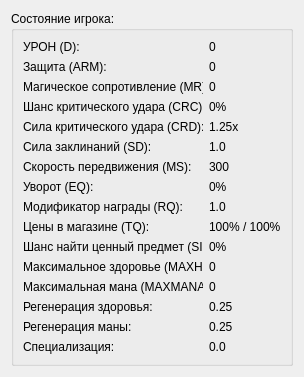
First picture: the form in playerstats.ui, repository SpaceWind/notherQuest, before the edit.
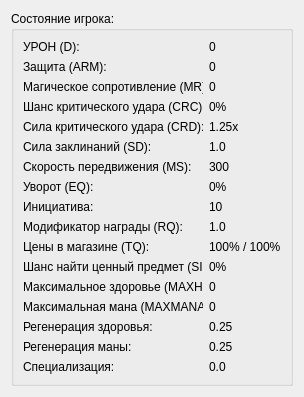
Second picture: the form after the edit.

```diff
--- a/playerstats.ui
+++ b/playerstats.ui
@@ -7,7 +7,7 @@
     <x>0</x>
     <y>0</y>
     <width>292</width>
-    <height>330</height>
+    <height>349</height>
    </rect>
   </property>
   <property name="windowTitle">
@@ -26,16 +26,164 @@
       <string>Состояние игрока: </string>
      </property>
      <layout class="QGridLayout" name="gridLayout_4">
-      <item row="10" column="0">
-       <widget class="QLabel" name="label_47">
+      <item row="3" column="1">
+       <widget class="QLabel" name="crc">
+        <property name="sizePolicy">
+         <sizepolicy hsizetype="Minimum" vsizetype="Preferred">
+          <horstretch>0</horstretch>
+          <verstretch>0</verstretch>
+         </sizepolicy>
+        </property>
         <property name="maximumSize">
          <size>
+          <width>100</width>
+          <height>16777215</height>
+         </size>
+        </property>
+        <property name="text">
+         <string>0%</string>
+        </property>
+       </widget>
+      </item>
+      <item row="0" column="1">
+       <widget class="QLabel" name="dmg">
+        <property name="sizePolicy">
+         <sizepolicy hsizetype="Minimum" vsizetype="Preferred">
+          <horstretch>0</horstretch>
+          <verstretch>0</verstretch>
+         </sizepolicy>
+        </property>
+        <property name="maximumSize">
+         <size>
+          <width>100</width>
+          <height>16777215</height>
+         </size>
+        </property>
+        <property name="text">
+         <string>0</string>
+        </property>
+       </widget>
+      </item>
+      <item row="10" column="1">
+       <widget class="QLabel" name="tq">
+        <property name="sizePolicy">
+         <sizepolicy hsizetype="Minimum" vsizetype="Preferred">
+          <horstretch>0</horstretch>
+          <verstretch>0</verstretch>
+         </sizepolicy>
+        </property>
+        <property name="maximumSize">
+         <size>
+          <width>100</width>
+          <height>16777215</height>
+         </size>
+        </property>
+        <property name="text">
+         <string>100% / 100%</string>
+        </property>
+       </widget>
+      </item>
+      <item row="13" column="0">
+       <widget class="QLabel" name="label_57">
+        <property name="maximumSize">
+         <size>
           <width>180</width>
           <height>16777215</height>
          </size>
         </property>
         <property name="text">
-         <string>Шанс найти ценный предмет (SIQ):</string>
+         <string>Максимальная мана (MAXMANA):</string>
+        </property>
+       </widget>
+      </item>
+      <item row="0" column="0">
+       <widget class="QLabel" name="label_31">
+        <property name="maximumSize">
+         <size>
+          <width>180</width>
+          <height>16777215</height>
+         </size>
+        </property>
+        <property name="text">
+         <string>УРОН (D): </string>
+        </property>
+       </widget>
+      </item>
+      <item row="13" column="1">
+       <widget class="QLabel" name="maxmana">
+        <property name="sizePolicy">
+         <sizepolicy hsizetype="Minimum" vsizetype="Preferred">
+          <horstretch>0</horstretch>
+          <verstretch>0</verstretch>
+         </sizepolicy>
+        </property>
+        <property name="maximumSize">
+         <size>
+          <width>100</width>
+          <height>16777215</height>
+         </size>
+        </property>
+        <property name="text">
+         <string>0</string>
+        </property>
+       </widget>
+      </item>
+      <item row="4" column="0">
+       <widget class="QLabel" name="label_35">
+        <property name="maximumSize">
+         <size>
+          <width>180</width>
+          <height>16777215</height>
+         </size>
+        </property>
+        <property name="text">
+         <string>Сила критического удара (CRD):</string>
+        </property>
+       </widget>
+      </item>
+      <item row="11" column="1">
+       <widget class="QLabel" name="siq">
+        <property name="sizePolicy">
+         <sizepolicy hsizetype="Minimum" vsizetype="Preferred">
+          <horstretch>0</horstretch>
+          <verstretch>0</verstretch>
+         </sizepolicy>
+        </property>
+        <property name="maximumSize">
+         <size>
+          <width>100</width>
+          <height>16777215</height>
+         </size>
+        </property>
+        <property name="text">
+         <string>0%</string>
+        </property>
+       </widget>
+      </item>
+      <item row="16" column="0">
+       <widget class="QLabel" name="label">
+        <property name="text">
+         <string>Специализация: </string>
+        </property>
+       </widget>
+      </item>
+      <item row="7" column="0">
+       <widget class="QLabel" name="label_41">
+        <property name="maximumSize">
+         <size>
+          <width>180</width>
+          <height>16777215</height>
+         </size>
+        </property>
+        <property name="text">
+         <string>Уворот (EQ):</string>
+        </property>
+       </widget>
+      </item>
+      <item row="16" column="1">
+       <widget class="QLabel" name="spec">
+        <property name="text">
+         <string>0.0</string>
         </property>
        </widget>
       </item>
@@ -90,22 +238,23 @@
         </property>
        </widget>
       </item>
-      <item row="6" column="1">
-       <widget class="QLabel" name="ms">
-        <property name="sizePolicy">
-         <sizepolicy hsizetype="Minimum" vsizetype="Preferred">
-          <horstretch>0</horstretch>
-          <verstretch>0</verstretch>
-         </sizepolicy>
-        </property>
+      <item row="11" column="0">
+       <widget class="QLabel" name="label_47">
         <property name="maximumSize">
          <size>
-          <width>100</width>
+          <width>180</width>
           <height>16777215</height>
          </size>
         </property>
         <property name="text">
-         <string>300</string>
+         <string>Шанс найти ценный предмет (SIQ):</string>
+        </property>
+       </widget>
+      </item>
+      <item row="15" column="0">
+       <widget class="QLabel" name="label_74">
+        <property name="text">
+         <string>Регенерация маны:</string>
         </property>
        </widget>
       </item>
@@ -135,30 +284,29 @@
         </property>
        </widget>
       </item>
-      <item row="14" column="1">
+      <item row="15" column="1">
        <widget class="QLabel" name="mpr">
         <property name="text">
          <string>0.25</string>
         </property>
        </widget>
       </item>
-      <item row="14" column="0">
-       <widget class="QLabel" name="label_74">
-        <property name="text">
-         <string>Регенерация маны:</string>
+      <item row="6" column="1">
+       <widget class="QLabel" name="ms">
+        <property name="sizePolicy">
+         <sizepolicy hsizetype="Minimum" vsizetype="Preferred">
+          <horstretch>0</horstretch>
+          <verstretch>0</verstretch>
+         </sizepolicy>
         </property>
-       </widget>
-      </item>
-      <item row="3" column="0">
-       <widget class="QLabel" name="label_33">
         <property name="maximumSize">
          <size>
-          <width>180</width>
+          <width>100</width>
           <height>16777215</height>
          </size>
         </property>
         <property name="text">
-         <string>Шанс критического удара (CRC):</string>
+         <string>300</string>
         </property>
        </widget>
       </item>
@@ -181,7 +329,7 @@
         </property>
        </widget>
       </item>
-      <item row="8" column="0">
+      <item row="9" column="0">
        <widget class="QLabel" name="label_43">
         <property name="maximumSize">
          <size>
@@ -194,6 +342,19 @@
         </property>
        </widget>
       </item>
+      <item row="3" column="0">
+       <widget class="QLabel" name="label_33">
+        <property name="maximumSize">
+         <size>
+          <width>180</width>
+          <height>16777215</height>
+         </size>
+        </property>
+        <property name="text">
+         <string>Шанс критического удара (CRC):</string>
+        </property>
+       </widget>
+      </item>
       <item row="7" column="1">
        <widget class="QLabel" name="eq">
         <property name="sizePolicy">
@@ -213,19 +374,6 @@
         </property>
        </widget>
       </item>
-      <item row="9" column="0">
-       <widget class="QLabel" name="label_45">
-        <property name="maximumSize">
-         <size>
-          <width>180</width>
-          <height>16777215</height>
-         </size>
-        </property>
-        <property name="text">
-         <string>Цены в магазине (TQ): </string>
-        </property>
-       </widget>
-      </item>
       <item row="1" column="0">
        <widget class="QLabel" name="label_51">
         <property name="maximumSize">
@@ -239,7 +387,20 @@
         </property>
        </widget>
       </item>
-      <item row="8" column="1">
+      <item row="10" column="0">
+       <widget class="QLabel" name="label_45">
+        <property name="maximumSize">
+         <size>
+          <width>180</width>
+          <height>16777215</height>
+         </size>
+        </property>
+        <property name="text">
+         <string>Цены в магазине (TQ): </string>
+        </property>
+       </widget>
+      </item>
+      <item row="9" column="1">
        <widget class="QLabel" name="rq">
         <property name="sizePolicy">
          <sizepolicy hsizetype="Minimum" vsizetype="Preferred">
@@ -258,7 +419,7 @@
         </property>
        </widget>
       </item>
-      <item row="11" column="1">
+      <item row="12" column="1">
        <widget class="QLabel" name="maxhp">
         <property name="sizePolicy">
          <sizepolicy hsizetype="Minimum" vsizetype="Preferred">
@@ -277,26 +438,6 @@
         </property>
        </widget>
       </item>
-      <item row="13" column="1">
-       <widget class="QLabel" name="hpr">
-        <property name="text">
-         <string>0.25</string>
-        </property>
-       </widget>
-      </item>
-      <item row="11" column="0">
-       <widget class="QLabel" name="label_55">
-        <property name="maximumSize">
-         <size>
-          <width>180</width>
-          <height>16777215</height>
-         </size>
-        </property>
-        <property name="text">
-         <string>Максимальное здоровье (MAXHP): </string>
-        </property>
-       </widget>
-      </item>
       <item row="2" column="1">
        <widget class="QLabel" name="mr">
         <property name="sizePolicy">
@@ -316,171 +457,44 @@
         </property>
        </widget>
       </item>
-      <item row="13" column="0">
+      <item row="12" column="0">
+       <widget class="QLabel" name="label_55">
+        <property name="maximumSize">
+         <size>
+          <width>180</width>
+          <height>16777215</height>
+         </size>
+        </property>
+        <property name="text">
+         <string>Максимальное здоровье (MAXHP): </string>
+        </property>
+       </widget>
+      </item>
+      <item row="14" column="0">
        <widget class="QLabel" name="label_72">
         <property name="text">
          <string>Регенерация здоровья: </string>
         </property>
        </widget>
       </item>
-      <item row="12" column="0">
-       <widget class="QLabel" name="label_57">
-        <property name="maximumSize">
-         <size>
-          <width>180</width>
-          <height>16777215</height>
-         </size>
-        </property>
+      <item row="14" column="1">
+       <widget class="QLabel" name="hpr">
         <property name="text">
-         <string>Максимальная мана (MAXMANA):</string>
+         <string>0.25</string>
         </property>
        </widget>
       </item>
-      <item row="0" column="1">
-       <widget class="QLabel" name="dmg">
-        <property name="sizePolicy">
-         <sizepolicy hsizetype="Minimum" vsizetype="Preferred">
-          <horstretch>0</horstretch>
-          <verstretch>0</verstretch>
-         </sizepolicy>
-        </property>
-        <property name="maximumSize">
-         <size>
-          <width>100</width>
-          <height>16777215</height>
-         </size>
-        </property>
+      <item row="8" column="0">
+       <widget class="QLabel" name="label_2">
         <property name="text">
-         <string>0</string>
+         <string>Инициатива:</string>
         </property>
        </widget>
       </item>
-      <item row="9" column="1">
-       <widget class="QLabel" name="tq">
-        <property name="sizePolicy">
-         <sizepolicy hsizetype="Minimum" vsizetype="Preferred">
-          <horstretch>0</horstretch>
-          <verstretch>0</verstretch>
-         </sizepolicy>
-        </property>
-        <property name="maximumSize">
-         <size>
-          <width>100</width>
-          <height>16777215</height>
-         </size>
-        </property>
+      <item row="8" column="1">
+       <widget class="QLabel" name="init">
         <property name="text">
-         <string>100% / 100%</string>
-        </property>
-       </widget>
-      </item>
-      <item row="3" column="1">
-       <widget class="QLabel" name="crc">
-        <property name="sizePolicy">
-         <sizepolicy hsizetype="Minimum" vsizetype="Preferred">
-          <horstretch>0</horstretch>
-          <verstretch>0</verstretch>
-         </sizepolicy>
-        </property>
-        <property name="maximumSize">
-         <size>
-          <width>100</width>
-          <height>16777215</height>
-         </size>
-        </property>
-        <property name="text">
-         <string>0%</string>
-        </property>
-       </widget>
-      </item>
-      <item row="10" column="1">
-       <widget class="QLabel" name="siq">
-        <property name="sizePolicy">
-         <sizepolicy hsizetype="Minimum" vsizetype="Preferred">
-          <horstretch>0</horstretch>
-          <verstretch>0</verstretch>
-         </sizepolicy>
-        </property>
-        <property name="maximumSize">
-         <size>
-          <width>100</width>
-          <height>16777215</height>
-         </size>
-        </property>
-        <property name="text">
-         <string>0%</string>
-        </property>
-       </widget>
-      </item>
-      <item row="4" column="0">
-       <widget class="QLabel" name="label_35">
-        <property name="maximumSize">
-         <size>
-          <width>180</width>
-          <height>16777215</height>
-         </size>
-        </property>
-        <property name="text">
-         <string>Сила критического удара (CRD):</string>
-        </property>
-       </widget>
-      </item>
-      <item row="12" column="1">
-       <widget class="QLabel" name="maxmana">
-        <property name="sizePolicy">
-         <sizepolicy hsizetype="Minimum" vsizetype="Preferred">
-          <horstretch>0</horstretch>
-          <verstretch>0</verstretch>
-         </sizepolicy>
-        </property>
-        <property name="maximumSize">
-         <size>
-          <width>100</width>
-          <height>16777215</height>
-         </size>
-        </property>
-        <property name="text">
-         <string>0</string>
-        </property>
-       </widget>
-      </item>
-      <item row="0" column="0">
-       <widget class="QLabel" name="label_31">
-        <property name="maximumSize">
-         <size>
-          <width>180</width>
-          <height>16777215</height>
-         </size>
-        </property>
-        <property name="text">
-         <string>УРОН (D): </string>
-        </property>
-       </widget>
-      </item>
-      <item row="7" column="0">
-       <widget class="QLabel" name="label_41">
-        <property name="maximumSize">
-         <size>
-          <width>180</width>
-          <height>16777215</height>
-         </size>
-        </property>
-        <property name="text">
-         <string>Уворот (EQ):</string>
-        </property>
-       </widget>
-      </item>
-      <item row="15" column="0">
-       <widget class="QLabel" name="label">
-        <property name="text">
-         <string>Специализация: </string>
-        </property>
-       </widget>
-      </item>
-      <item row="15" column="1">
-       <widget class="QLabel" name="spec">
-        <property name="text">
-         <string>0.0</string>
+         <string>10</string>
         </property>
        </widget>
       </item>
```
